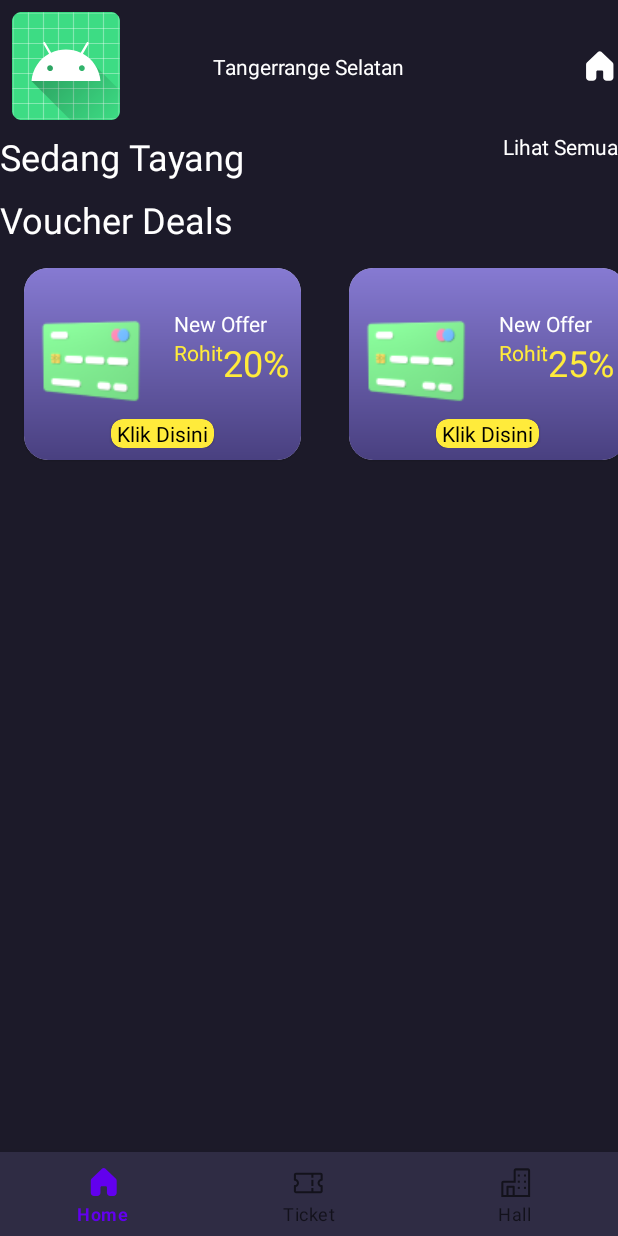
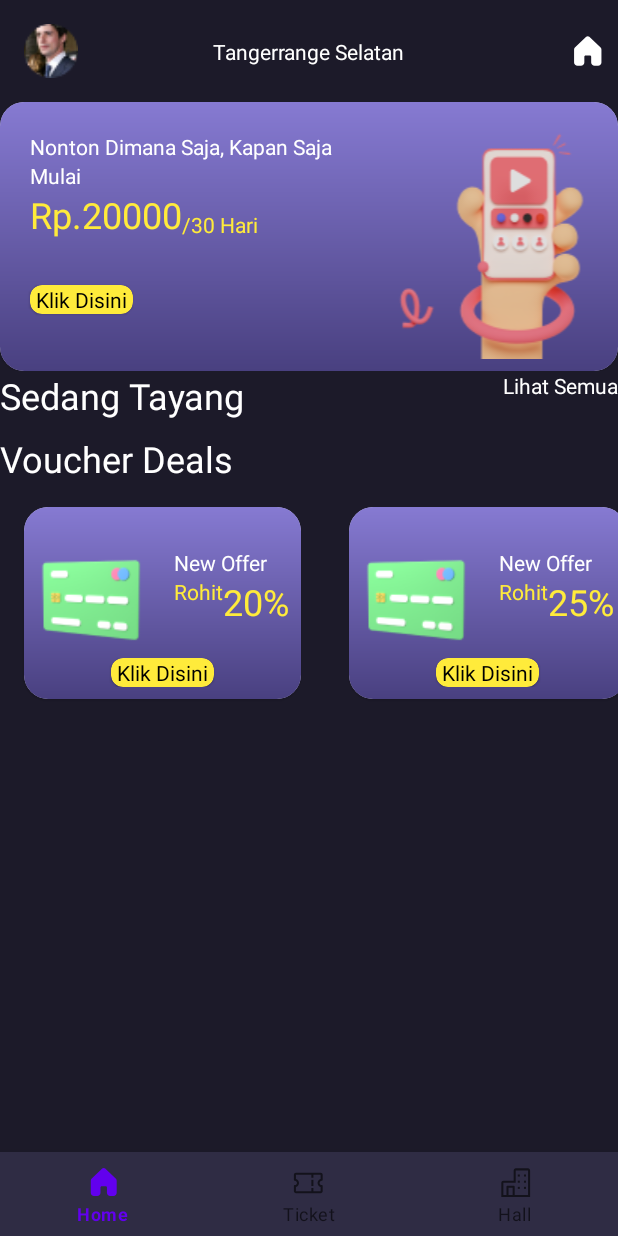
Before and after one commit to rohitjakhar/pro_creator_task, an Android app: the screen it shows after launch (MainActivity), on a phone screen of 412 x 824 dp. Run offline under Robolectric (Android 15) with nearby library versions, the phone set to English and light mode, and no system bars; our stand-ins replace Dagger/Hilt's generated code, navigation-ui; pictures from the network do not load; 3 statements that could not run were skipped.

Commit message:
Complete Offer Pager Design

```diff
--- /dev/null
+++ b/app/src/main/java/com/rohitjakhar/procreatortask/data/dummy_data/OfferData.kt
@@ -0,0 +1,46 @@
+package com.rohitjakhar.procreatortask.data.dummy_data
+
+import com.rohitjakhar.procreatortask.data.model.OfferModel
+
+fun getOfferData() = listOf<OfferModel>(
+    OfferModel(
+        offerId = "1",
+        offerPrice = 20000,
+        offerTitle = "Nonton Dimana Saja, Kapan Saja",
+        offerPerItem = 30,
+        offerType = "Klik Disini",
+        userName = "Mulai"
+    ),
+    OfferModel(
+        offerId = "2",
+        offerPrice = 28000,
+        offerTitle = "Nonton Dimana Saja, Kapan Saja",
+        offerPerItem = 10,
+        offerType = "Klik Disini",
+        userName = "Mulai"
+    ),
+    OfferModel(
+        offerId = "3",
+        offerPrice = 25000,
+        offerTitle = "Nonton Dimana Saja, Kapan Saja",
+        offerPerItem = 20,
+        offerType = "Klik Disini",
+        userName = "Mulai"
+    ),
+    OfferModel(
+        offerId = "4",
+        offerPrice = 30000,
+        offerTitle = "Nonton Dimana Saja, Kapan Saja",
+        offerPerItem = 30,
+        offerType = "Klik Disini",
+        userName = "Mulai"
+    ),
+    OfferModel(
+        offerId = "5",
+        offerPrice = 2000,
+        offerTitle = "Nonton Dimana Saja, Kapan Saja",
+        offerPerItem = 50,
+        offerType = "Klik Disini",
+        userName = "Mulai"
+    )
+)
--- /dev/null
+++ b/app/src/main/java/com/rohitjakhar/procreatortask/data/dummy_data/VoucherDealData.kt
@@ -0,0 +1,30 @@
+package com.rohitjakhar.procreatortask.data.dummy_data
+
+import com.rohitjakhar.procreatortask.data.model.VoucherDealModel
+
+fun getVoucherData() = listOf(
+    VoucherDealModel(
+        voucherId = "123",
+        voucherTitle = "New Offer",
+        voucherOffer = 20,
+        userName = "Rohit"
+    ),
+    VoucherDealModel(
+        voucherId = "1234",
+        voucherTitle = "New Offer",
+        voucherOffer = 25,
+        userName = "Rohit"
+    ),
+    VoucherDealModel(
+        voucherId = "1235",
+        voucherTitle = "New Offer",
+        voucherOffer = 30,
+        userName = "Rohit"
+    ),
+    VoucherDealModel(
+        voucherId = "1236",
+        voucherTitle = "New Offer",
+        voucherOffer = 10,
+        userName = "Rohit"
+    )
+)
--- /dev/null
+++ b/app/src/main/java/com/rohitjakhar/procreatortask/data/model/OfferModel.kt
@@ -0,0 +1,10 @@
+package com.rohitjakhar.procreatortask.data.model
+
+data class OfferModel(
+    val offerId: String,
+    val offerPrice: Int,
+    val offerTitle: String,
+    val offerPerItem: Int,
+    val offerType: String,
+    val userName: String
+)
--- a/app/src/main/java/com/rohitjakhar/procreatortask/ui/home/MovieListFragment.kt
+++ b/app/src/main/java/com/rohitjakhar/procreatortask/ui/home/MovieListFragment.kt
@@ -1,16 +1,20 @@
 package com.rohitjakhar.procreatortask.ui.home
 
 import android.os.Bundle
-import android.util.Log
 import android.view.LayoutInflater
 import android.view.View
 import android.view.ViewGroup
+import android.widget.Toast
 import androidx.fragment.app.Fragment
 import androidx.fragment.app.viewModels
 import androidx.lifecycle.lifecycleScope
 import androidx.navigation.fragment.findNavController
 import androidx.recyclerview.widget.LinearLayoutManager
-import com.rohitjakhar.procreatortask.data.model.VoucherDealModel
+import coil.load
+import coil.transform.CircleCropTransformation
+import com.rohitjakhar.procreatortask.R
+import com.rohitjakhar.procreatortask.data.dummy_data.getOfferData
+import com.rohitjakhar.procreatortask.data.dummy_data.getVoucherData
 import com.rohitjakhar.procreatortask.databinding.FragmentMovieListBinding
 import dagger.hilt.android.AndroidEntryPoint
 import kotlinx.coroutines.flow.collectLatest
@@ -30,6 +34,11 @@ class MovieListFragment : Fragment() {
             )
         }
     }
+    private val offerPagerAdapter by lazy {
+        OfferPagerAdapter() {
+            Toast.makeText(requireContext(), "Offer Clicked", Toast.LENGTH_SHORT).show()
+        }
+    }
 
     override fun onCreateView(
         inflater: LayoutInflater,
@@ -43,9 +52,24 @@ class MovieListFragment : Fragment() {
 
     override fun onViewCreated(view: View, savedInstanceState: Bundle?) {
         super.onViewCreated(view, savedInstanceState)
+        initView()
         initVoucherDealRV()
+        initOfferPager()
         initMovieListRV()
         collectUiState()
+    }
+
+    private fun initView() = binding.apply {
+        ivUserIcon.load(R.drawable.user_image) {
+            transformations(CircleCropTransformation())
+        }
+    }
+
+    private fun initOfferPager() {
+        binding.viewPagerOffer.apply {
+            adapter = offerPagerAdapter
+        }
+        offerPagerAdapter.submitList(getOfferData())
     }
 
     private fun initMovieListRV() {
@@ -62,32 +86,7 @@ class MovieListFragment : Fragment() {
             adapter = voucherDealAdapter
         }
         voucherDealAdapter.submitList(
-            listOf(
-                VoucherDealModel(
-                    voucherId = "123",
-                    voucherTitle = "New Offer",
-                    voucherOffer = 20,
-                    userName = "Rohit"
-                ),
-                VoucherDealModel(
-                    voucherId = "1234",
-                    voucherTitle = "New Offer",
-                    voucherOffer = 25,
-                    userName = "Rohit"
-                ),
-                VoucherDealModel(
-                    voucherId = "1235",
-                    voucherTitle = "New Offer",
-                    voucherOffer = 30,
-                    userName = "Rohit"
-                ),
-                VoucherDealModel(
-                    voucherId = "1236",
-                    voucherTitle = "New Offer",
-                    voucherOffer = 10,
-                    userName = "Rohit"
-                )
-            )
+            getVoucherData()
         )
     }
 
--- /dev/null
+++ b/app/src/main/java/com/rohitjakhar/procreatortask/ui/home/OfferPagerAdapter.kt
@@ -0,0 +1,53 @@
+package com.rohitjakhar.procreatortask.ui.home
+
+import android.view.LayoutInflater
+import android.view.ViewGroup
+import androidx.recyclerview.widget.DiffUtil
+import androidx.recyclerview.widget.ListAdapter
+import androidx.recyclerview.widget.RecyclerView
+import com.rohitjakhar.procreatortask.data.model.OfferModel
+import com.rohitjakhar.procreatortask.databinding.ItemOfferBinding
+
+class OfferPagerAdapter(private val offerClick: (String) -> Unit) :
+    ListAdapter<OfferModel, OfferPagerAdapter.OfferPagerVH>(COMPARATOR) {
+
+    override fun onCreateViewHolder(parent: ViewGroup, viewType: Int): OfferPagerVH {
+        return OfferPagerVH(
+            ItemOfferBinding.inflate(
+                LayoutInflater.from(parent.context),
+                parent,
+                false
+            )
+        )
+    }
+
+    override fun onBindViewHolder(holder: OfferPagerVH, position: Int) {
+        holder.bind(getItem(position))
+    }
+
+    inner class OfferPagerVH(private val binding: ItemOfferBinding) :
+        RecyclerView.ViewHolder(binding.root) {
+        fun bind(data: OfferModel) = binding.apply {
+            tvOfferName.text = data.userName
+            tvOfferPerItem.text = "/${data.offerPerItem} Hari"
+            tvOferRate.text = "Rp.${data.offerPrice}"
+            tvOfferType.text = data.offerType
+            tvOfferTitle.text = data.offerTitle
+            root.setOnClickListener {
+                offerClick.invoke(data.offerId)
+            }
+        }
+    }
+
+    companion object {
+        private val COMPARATOR = object : DiffUtil.ItemCallback<OfferModel>() {
+            override fun areContentsTheSame(oldItem: OfferModel, newItem: OfferModel): Boolean {
+                return oldItem == newItem
+            }
+
+            override fun areItemsTheSame(oldItem: OfferModel, newItem: OfferModel): Boolean {
+                return oldItem.offerId == newItem.offerId
+            }
+        }
+    }
+}
--- a/app/src/main/res/layout/fragment_movie_list.xml
+++ b/app/src/main/res/layout/fragment_movie_list.xml
@@ -12,17 +12,19 @@
         android:layout_width="match_parent"
         android:layout_height="wrap_content"
         android:layout_gravity="fill_horizontal"
+        android:padding="8dp"
         android:gravity="fill_horizontal"
         app:layout_constraintEnd_toEndOf="parent"
         app:layout_constraintStart_toStartOf="parent"
         app:layout_constraintTop_toTopOf="parent">
 
         <ImageView
-            android:layout_width="wrap_content"
-            android:layout_height="wrap_content"
+            android:id="@+id/iv_user_icon"
+            android:layout_width="52dp"
+            android:layout_height="52dp"
             android:contentDescription="@string/user_icon"
             android:padding="8dp"
-            android:src="@mipmap/ic_launcher"
+            tools:src="@mipmap/ic_launcher"
             app:layout_constraintStart_toStartOf="parent"
             app:layout_constraintTop_toTopOf="parent" />
 
@@ -61,13 +63,12 @@
 
             <androidx.viewpager2.widget.ViewPager2
                 android:id="@+id/view_pager_offer"
-                android:layout_width="wrap_content"
+                android:layout_width="match_parent"
                 android:layout_height="wrap_content"
+                android:orientation="horizontal"
                 app:layout_constraintEnd_toEndOf="parent"
                 app:layout_constraintStart_toStartOf="parent"
-                app:layout_constraintTop_toTopOf="parent">
-
-            </androidx.viewpager2.widget.ViewPager2>
+                app:layout_constraintTop_toTopOf="parent"/>
 
             <TextView
                 android:id="@+id/tv_title_rv"
--- a/app/src/main/res/layout/item_offer.xml
+++ b/app/src/main/res/layout/item_offer.xml
@@ -2,13 +2,13 @@
 <com.google.android.material.card.MaterialCardView xmlns:android="http://schemas.android.com/apk/res/android"
     xmlns:app="http://schemas.android.com/apk/res-auto"
     xmlns:tools="http://schemas.android.com/tools"
-    android:layout_width="wrap_content"
-    android:layout_height="wrap_content"
+    android:layout_width="match_parent"
+    android:layout_height="match_parent"
     app:cardCornerRadius="16dp">
 
     <androidx.constraintlayout.widget.ConstraintLayout
-        android:layout_width="300dp"
-        android:layout_height="150dp"
+        android:layout_width="match_parent"
+        android:layout_height="match_parent"
         android:background="@drawable/voucher_item_back_ground"
         android:padding="8dp">
 
@@ -22,7 +22,7 @@
             app:layout_constraintTop_toTopOf="parent" />
 
         <TextView
-            android:id="@+id/tv_voucher_title"
+            android:id="@+id/tv_offer_title"
             android:layout_width="wrap_content"
             android:layout_height="wrap_content"
             android:layout_marginStart="12dp"
@@ -38,12 +38,12 @@
             android:layout_width="wrap_content"
             android:layout_height="wrap_content"
             android:textColor="@color/white"
-            app:layout_constraintStart_toStartOf="@+id/tv_voucher_title"
-            app:layout_constraintTop_toBottomOf="@+id/tv_voucher_title"
+            app:layout_constraintStart_toStartOf="@+id/tv_offer_title"
+            app:layout_constraintTop_toBottomOf="@+id/tv_offer_title"
             tools:text="Mulani" />
 
         <TextView
-            android:id="@+id/tv_user_name"
+            android:id="@+id/tv_ofer_rate"
             style="@style/TextAppearance.AppCompat.Headline"
             android:layout_width="wrap_content"
             android:layout_height="wrap_content"
@@ -53,13 +53,13 @@
             tools:text="Rp.20,000" />
 
         <TextView
-            android:id="@+id/tv_voucher_discount"
+            android:id="@+id/tv_offer_per_item"
             android:layout_width="wrap_content"
             android:layout_height="wrap_content"
             android:gravity="bottom"
             android:textColor="@color/gold"
-            app:layout_constraintBottom_toBottomOf="@+id/tv_user_name"
-            app:layout_constraintStart_toEndOf="@+id/tv_user_name"
+            app:layout_constraintBottom_toBottomOf="@+id/tv_ofer_rate"
+            app:layout_constraintStart_toEndOf="@+id/tv_ofer_rate"
             tools:text="/30 Hari" />
 
         <com.google.android.material.card.MaterialCardView
@@ -69,11 +69,11 @@
             app:cardBackgroundColor="@color/gold"
             app:cardCornerRadius="8dp"
             app:layout_constraintBottom_toBottomOf="parent"
-            app:layout_constraintStart_toStartOf="@+id/tv_voucher_title"
-            app:layout_constraintTop_toBottomOf="@+id/tv_user_name">
+            app:layout_constraintStart_toStartOf="@+id/tv_offer_title"
+            app:layout_constraintTop_toBottomOf="@+id/tv_ofer_rate">
 
             <TextView
-                android:id="@+id/tv_voucher_name"
+                android:id="@+id/tv_offer_type"
                 android:layout_width="wrap_content"
                 android:layout_height="wrap_content"
                 android:layout_marginHorizontal="4dp"
```
Also changed, not shown: app/src/main/res/drawable/user_image.png (added).
